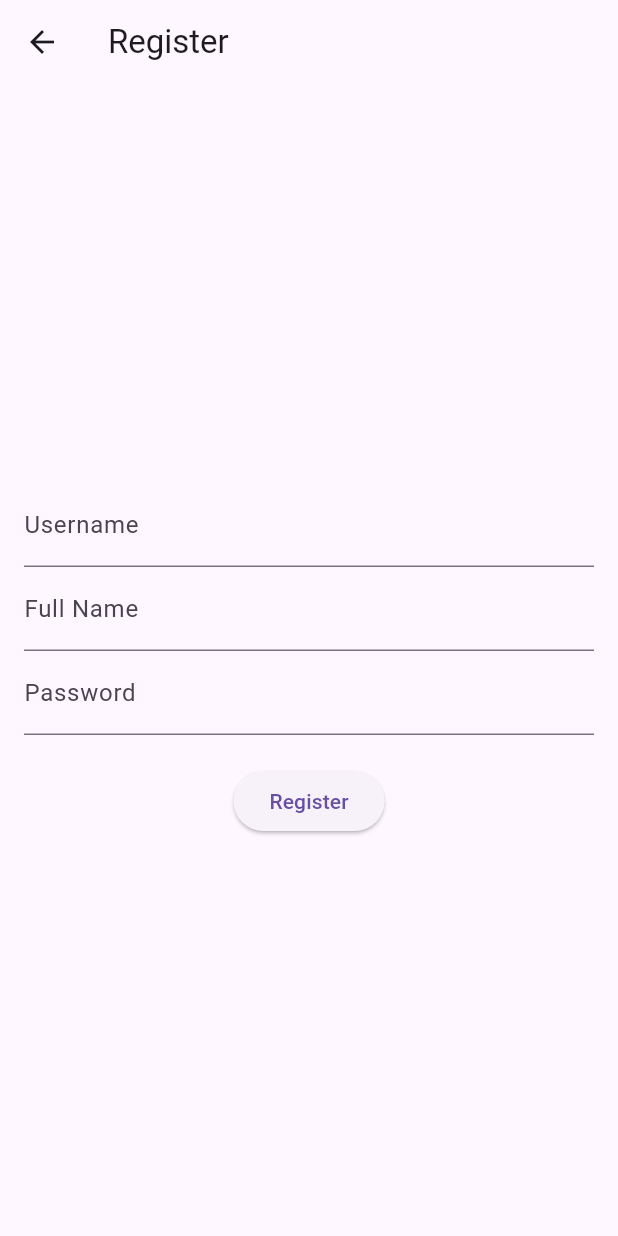
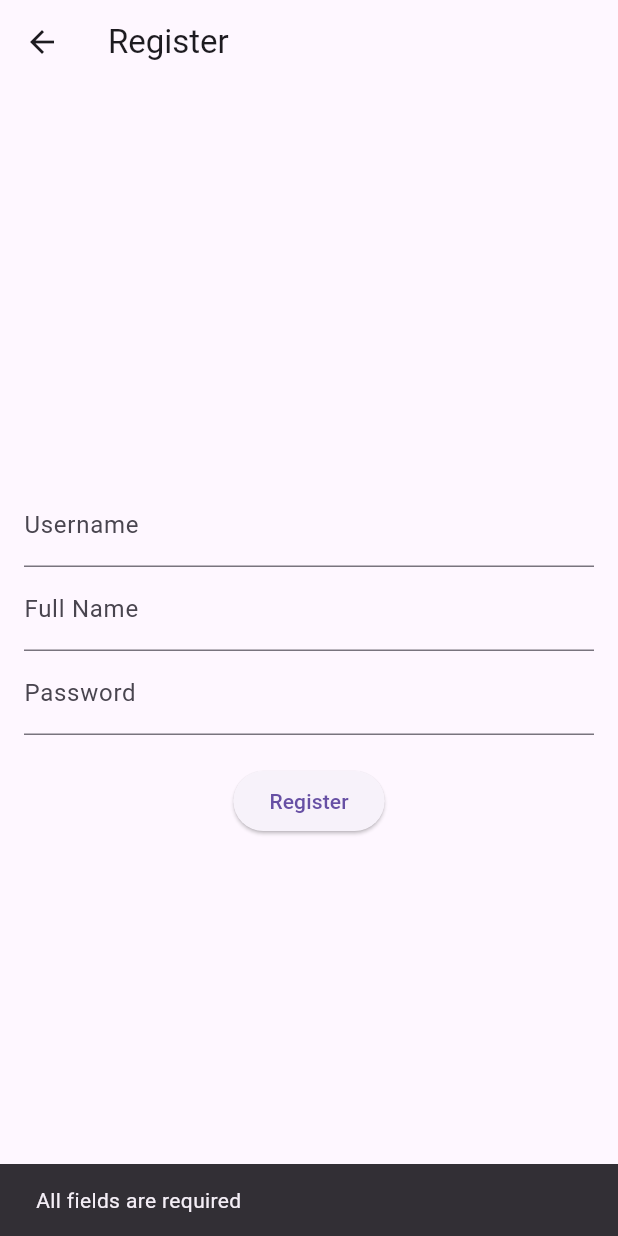
Before and after one commit to stevenunsia/password_manager, a Flutter app: the RegistrationPage screen opened by its route, after a tap on "Register", on a phone screen of 412 x 824 dp. Run offline on Flutter 3.47's test engine with Material 3 defaults, Android fonts, the phone set to English and light mode, and no system bars; our stand-ins replace logger, sqflite_common_ffi, sqflite_common_ffi_web; missing offline and left inert: encrypt; accounts and stored records are empty.

Commit message:
emulator android

```diff
--- a/lib/database_helper.dart
+++ b/lib/database_helper.dart
@@ -1,4 +1,5 @@
-import 'package:sqflite/sqflite.dart';
+import 'package:sqflite_common_ffi/sqflite_ffi.dart';
+import 'package:sqflite_common_ffi_web/sqflite_ffi_web.dart';
 import 'models/user.dart';
 import 'package:path/path.dart';
 import 'package:logger/logger.dart';
@@ -8,7 +9,15 @@ class DatabaseHelper {
   static Database? _database;
   final Logger _logger = Logger();
 
-  DatabaseHelper._init();
+  DatabaseHelper._init() {
+    // Initialize the database factory for non-mobile platforms
+    if (isWeb) {
+      databaseFactory = databaseFactoryFfiWeb;
+    } else {
+      sqfliteFfiInit();
+      databaseFactory = databaseFactoryFfi;
+    }
+  }
 
   Future<Database> get database async {
     if (_database != null) return _database!;
@@ -63,3 +72,5 @@ class DatabaseHelper {
     }
   }
 }
+
+bool get isWeb => identical(0, 0.0);
--- a/lib/pages/registration_page.dart
+++ b/lib/pages/registration_page.dart
@@ -3,6 +3,7 @@ import '../database_helper.dart';
 import '../models/user.dart';
 import '../utils/crypto_utils.dart';
 import 'package:logger/logger.dart';
+import 'login_page.dart';
 
 class RegistrationPage extends StatefulWidget {
   const RegistrationPage({super.key});
@@ -23,17 +24,43 @@ class RegistrationPageState extends State<RegistrationPage> {
     String fullName = _fullNameController.text;
     String password = _passwordController.text;
 
+    if (username.isEmpty || fullName.isEmpty || password.isEmpty) {
+      _logger.e("All fields are required");
+      ScaffoldMessenger.of(context).showSnackBar(
+        SnackBar(content: Text('All fields are required')),
+      );
+      return;
+    }
+
     _logger.i("Username: $username, Full Name: $fullName, Password: $password");
 
+    try {
       // Encrypt the password before storing it in the database
       String encryptedPassword = CryptoUtils.encryptPassword(password, username);
       _logger.i("Encrypted Password: $encryptedPassword");
 
       User newUser = User(username: username, fullName: fullName, password: encryptedPassword);
+
       await DatabaseHelper.instance.insertUser(newUser);
 
       if (!mounted) return;
-    Navigator.pop(context);
+
+      // Show success message
+      ScaffoldMessenger.of(context).showSnackBar(
+        SnackBar(content: Text('Registration successful!')),
+      );
+
+      // Navigate back to login page
+      Navigator.pushReplacement(
+        context,
+        MaterialPageRoute(builder: (context) => LoginPage()),
+      );
+    } catch (e) {
+      _logger.e("Error during registration: $e");
+      ScaffoldMessenger.of(context).showSnackBar(
+        SnackBar(content: Text('Registration failed: $e')),
+      );
+    }
   }
 
   @override
--- a/pubspec.yaml
+++ b/pubspec.yaml
@@ -35,6 +35,8 @@ dependencies:
   encrypt: ^5.0.0
   crypto: ^3.0.1
   logger: ^2.5.0
+  sqflite_common_ffi: ^2.0.0+1
+  sqflite_common_ffi_web: ^0.4.5+4
 
   # The following adds the Cupertino Icons font to your application.
   # Use with the CupertinoIcons class for iOS style icons.
```
Also changed, not shown: pubspec.lock, 5 other files. Lines whose indentation alone changed are shown as unchanged.
